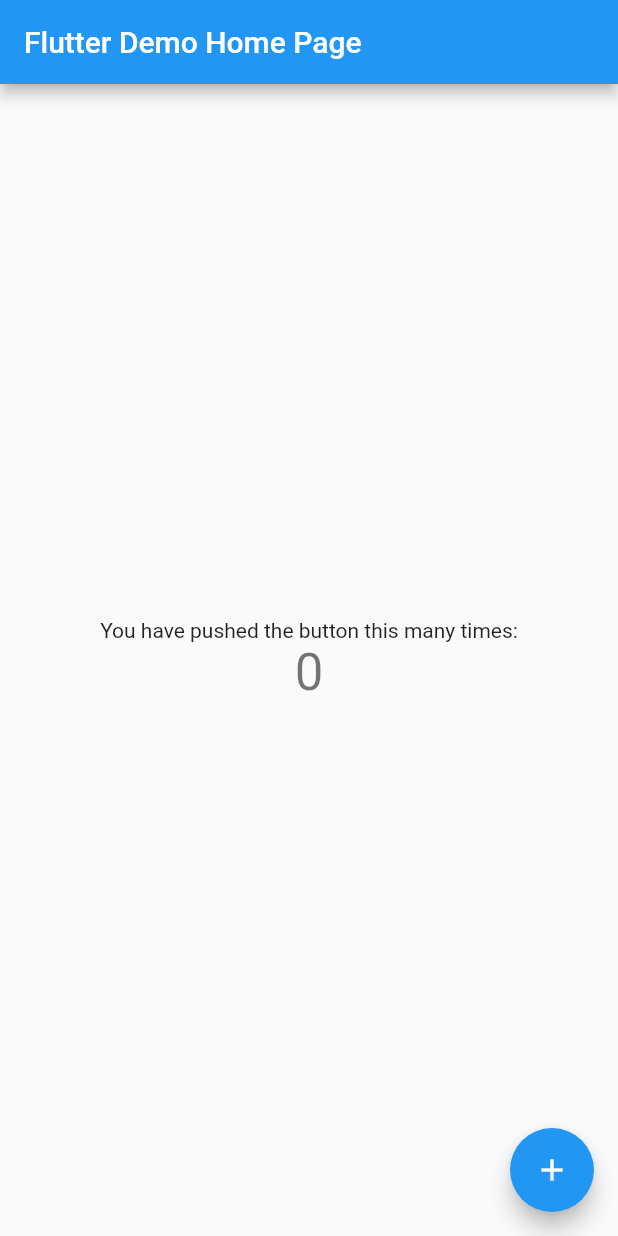
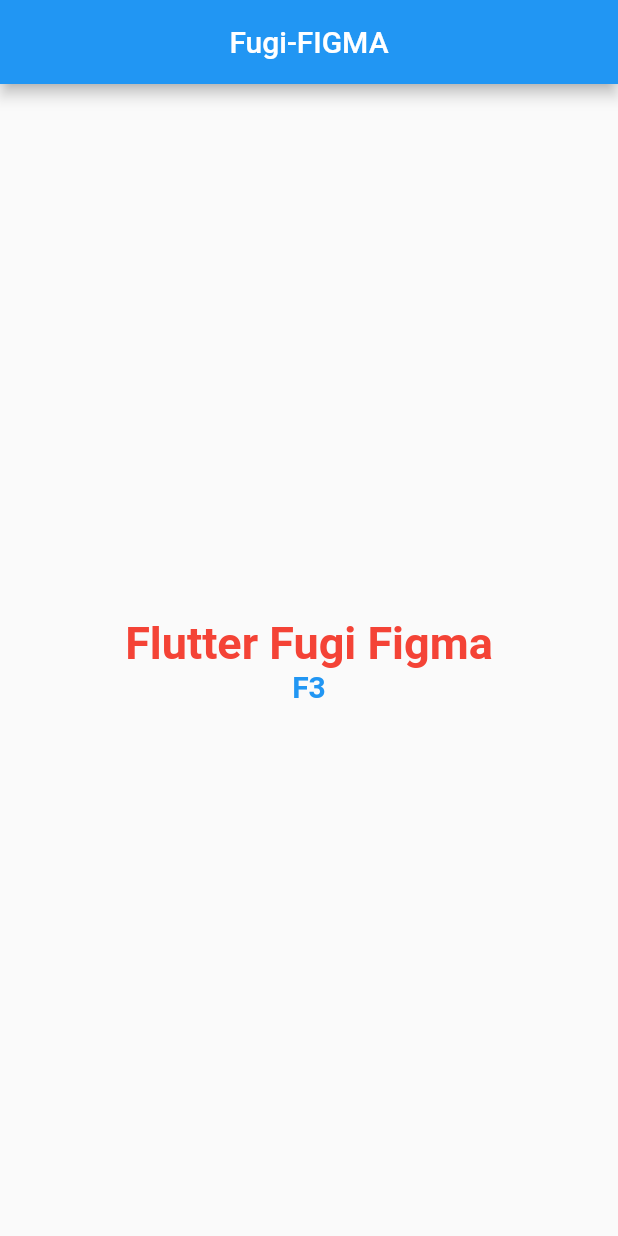
Before and after one commit to made-setiawan/fugi_MyFigma, a Flutter app: the screen it shows after launch, on a phone screen of 412 x 824 dp. Run offline on Flutter 3.47's test engine with Material 2 defaults, Android fonts, the phone set to English and light mode, and no system bars.

Commit message:
update fugi

```diff
--- /dev/null
+++ b/lib/home_page.dart
@@ -0,0 +1,42 @@
+import 'package:flutter/material.dart';
+
+class MyHomePage extends StatefulWidget {
+  const MyHomePage({Key? key}) : super(key: key);
+
+  @override
+  State<MyHomePage> createState() => _MyHomePageState();
+}
+
+class _MyHomePageState extends State<MyHomePage> {
+  @override
+  Widget build(BuildContext context) {
+    return Scaffold(
+      appBar: AppBar(
+        centerTitle: true,
+        title: Title(color: Colors.blue, child: const Text('Fugi-FIGMA')),
+      ),
+      body: Center(
+        child: Column(
+          mainAxisAlignment: MainAxisAlignment.center,
+          children: const [
+            Text(
+              'Flutter Fugi Figma',
+              style: TextStyle(
+                fontSize: 30,
+                color: Colors.red,
+                fontWeight: FontWeight.bold,
+              ),
+            ),
+            Text(
+              'F3',
+              style: TextStyle(
+                  fontSize: 20,
+                  color: Colors.blue,
+                  fontWeight: FontWeight.w600),
+            )
+          ],
+        ),
+      ),
+    );
+  }
+}
--- a/lib/main.dart
+++ b/lib/main.dart
@@ -1,4 +1,6 @@
 import 'package:flutter/material.dart';
+
+import 'home_page.dart';
 
 void main() {
   runApp(const MyApp());
@@ -13,103 +15,10 @@
     return MaterialApp(
       title: 'Flutter Demo',
       theme: ThemeData(
-        // This is the theme of your application.
-        //
-        // Try running your application with "flutter run". You'll see the
-        // application has a blue toolbar. Then, without quitting the app, try
-        // changing the primarySwatch below to Colors.green and then invoke
-        // "hot reload" (press "r" in the console where you ran "flutter run",
-        // or simply save your changes to "hot reload" in a Flutter IDE).
-        // Notice that the counter didn't reset back to zero; the application
-        // is not restarted.
+
         primarySwatch: Colors.blue,
       ),
-      home: const MyHomePage(title: 'Flutter Demo Home Page'),
+      home: const MyHomePage(),
     );
   }
 }
-
-class MyHomePage extends StatefulWidget {
-  const MyHomePage({Key? key, required this.title}) : super(key: key);
-
-  // This widget is the home page of your application. It is stateful, meaning
-  // that it has a State object (defined below) that contains fields that affect
-  // how it looks.
-
-  // This class is the configuration for the state. It holds the values (in this
-  // case the title) provided by the parent (in this case the App widget) and
-  // used by the build method of the State. Fields in a Widget subclass are
-  // always marked "final".
-
-  final String title;
-
-  @override
-  State<MyHomePage> createState() => _MyHomePageState();
-}
-
-class _MyHomePageState extends State<MyHomePage> {
-  int _counter = 0;
-
-  void _incrementCounter() {
-    setState(() {
-      // This call to setState tells the Flutter framework that something has
-      // changed in this State, which causes it to rerun the build method below
-      // so that the display can reflect the updated values. If we changed
-      // _counter without calling setState(), then the build method would not be
-      // called again, and so nothing would appear to happen.
-      _counter++;
-    });
-  }
-
-  @override
-  Widget build(BuildContext context) {
-    // This method is rerun every time setState is called, for instance as done
-    // by the _incrementCounter method above.
-    //
-    // The Flutter framework has been optimized to make rerunning build methods
-    // fast, so that you can just rebuild anything that needs updating rather
-    // than having to individually change instances of widgets.
-    return Scaffold(
-      appBar: AppBar(
-        // Here we take the value from the MyHomePage object that was created by
-        // the App.build method, and use it to set our appbar title.
-        title: Text(widget.title),
-      ),
-      body: Center(
-        // Center is a layout widget. It takes a single child and positions it
-        // in the middle of the parent.
-        child: Column(
-          // Column is also a layout widget. It takes a list of children and
-          // arranges them vertically. By default, it sizes itself to fit its
-          // children horizontally, and tries to be as tall as its parent.
-          //
-          // Invoke "debug painting" (press "p" in the console, choose the
-          // "Toggle Debug Paint" action from the Flutter Inspector in Android
-          // Studio, or the "Toggle Debug Paint" command in Visual Studio Code)
-          // to see the wireframe for each widget.
-          //
-          // Column has various properties to control how it sizes itself and
-          // how it positions its children. Here we use mainAxisAlignment to
-          // center the children vertically; the main axis here is the vertical
-          // axis because Columns are vertical (the cross axis would be
-          // horizontal).
-          mainAxisAlignment: MainAxisAlignment.center,
-          children: <Widget>[
-            const Text(
-              'You have pushed the button this many times:',
-            ),
-            Text(
-              '$_counter',
-              style: Theme.of(context).textTheme.headline4,
-            ),
-          ],
-        ),
-      ),
-      floatingActionButton: FloatingActionButton(
-        onPressed: _incrementCounter,
-        tooltip: 'Increment',
-        child: const Icon(Icons.add),
-      ), // This trailing comma makes auto-formatting nicer for build methods.
-    );
-  }
-}
```
